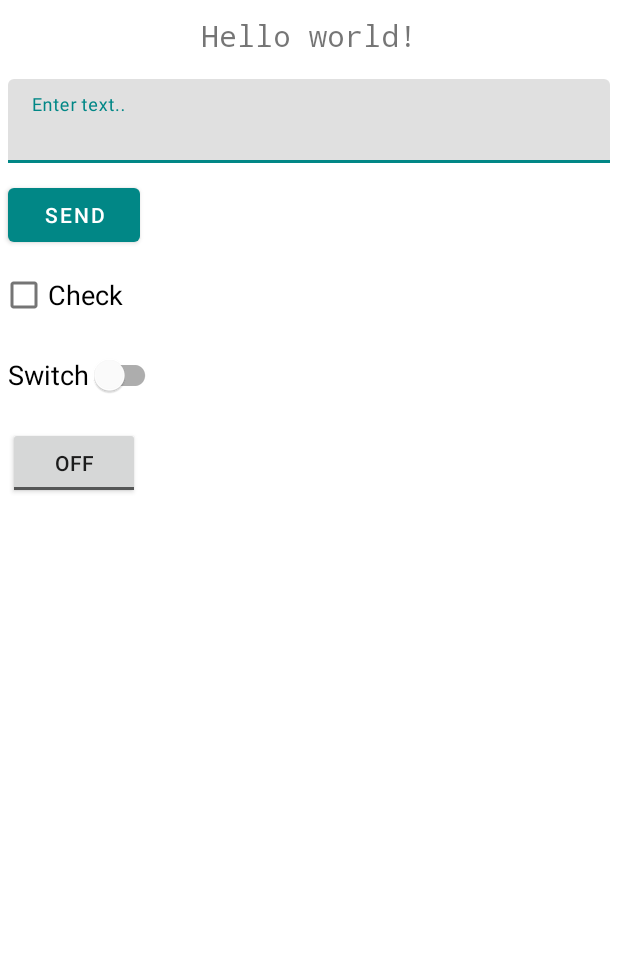
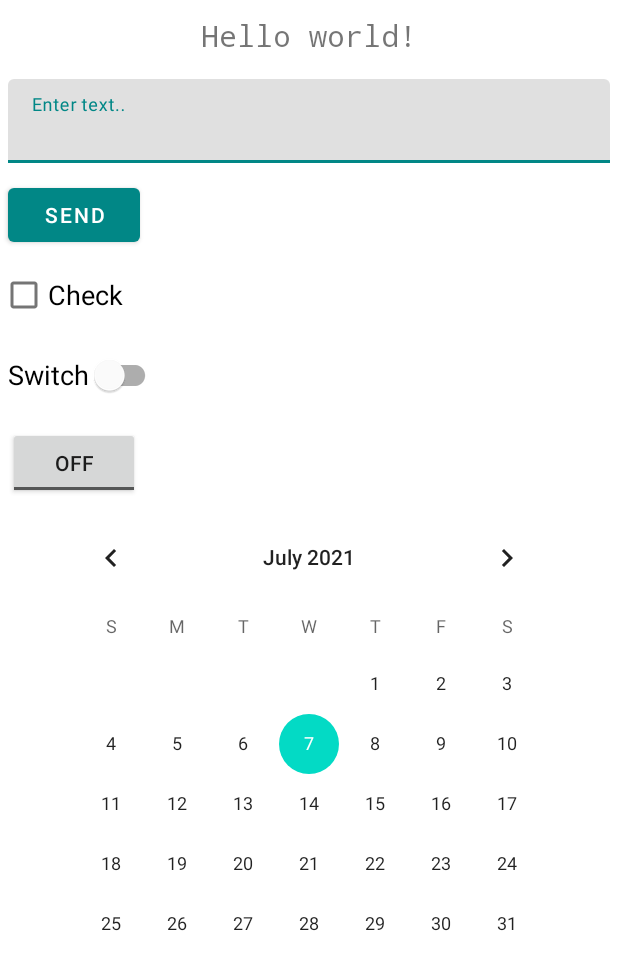
Before and after one commit to ElenaGaricheva/AndroidFirstSteps, an Android app: the screen it shows after launch (MainActivity), on a phone screen of 412 x 824 dp. Shown: the top 970 px of the screen. Run offline under Robolectric (Android 15) with nearby library versions, the phone set to English and light mode, and no system bars.

Commit message:
Lesson1.Task3

```diff
--- a/app/src/main/res/layout/activity_test_activity.xml
+++ b/app/src/main/res/layout/activity_test_activity.xml
@@ -68,4 +68,11 @@
         android:textOff="@string/toggle_off"
         android:textOn="@string/toggle_on" />
 
+    <CalendarView
+        android:layout_width="wrap_content"
+        android:layout_height="wrap_content"
+        android:layout_gravity="center_horizontal">
+
+    </CalendarView>
+
 </LinearLayout>
```
